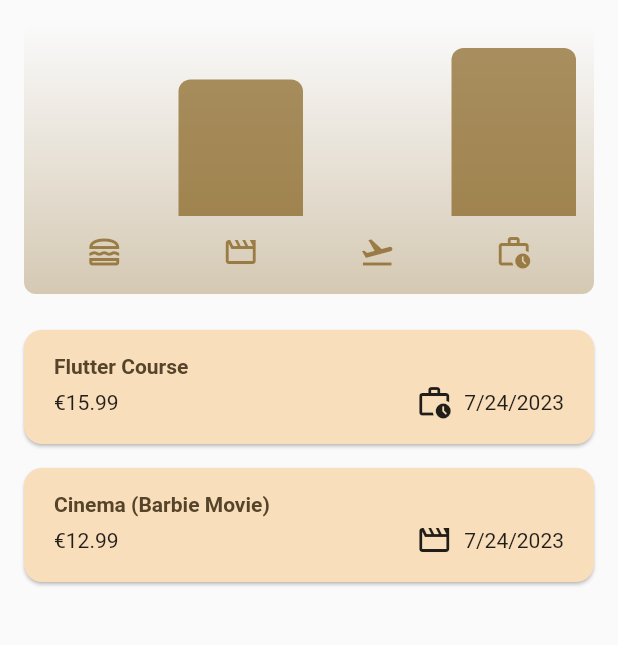
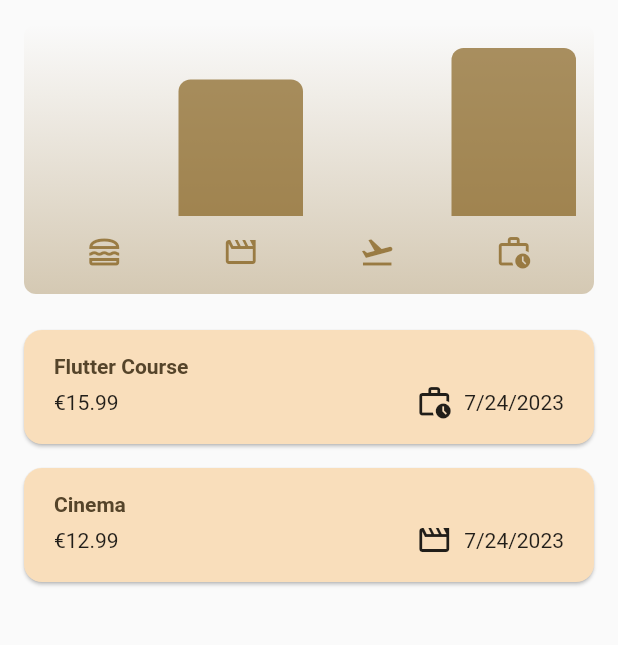
Before and after one commit to Julian-Webb/expense_tracker, a Flutter app: the screen it shows after launch, on a phone screen of 412 x 824 dp, the part 84-729 px from its top. Run offline on Flutter 3.47's test engine with Material 2 defaults, Android fonts, the phone set to English and light mode, and no system bars.

Commit message:
Edited predefined expenses

```diff
--- a/lib/widgets/expenses.dart
+++ b/lib/widgets/expenses.dart
@@ -25,7 +25,7 @@ class _ExpensesState extends State<Expenses> {
         date: DateTime.now(),
         category: Category.work),
     Expense(
-        title: 'Cinema (Barbie Movie)',
+        title: 'Cinema',
         amount: 12.99,
         date: DateTime.now(),
         category: Category.leisure),
```
